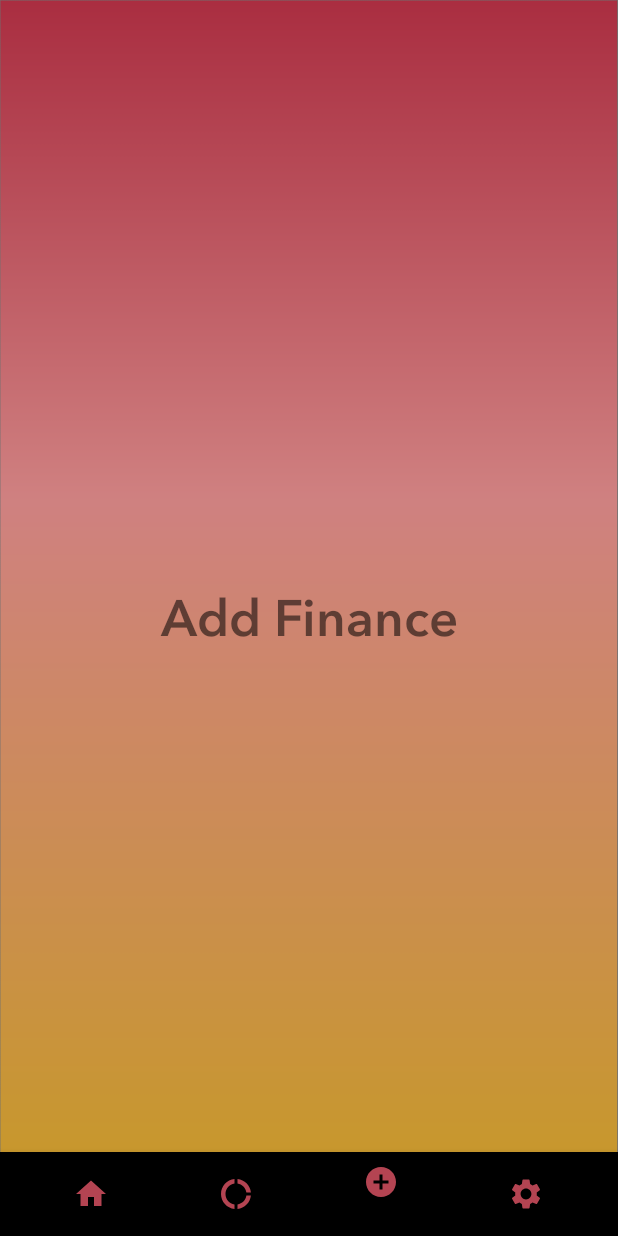
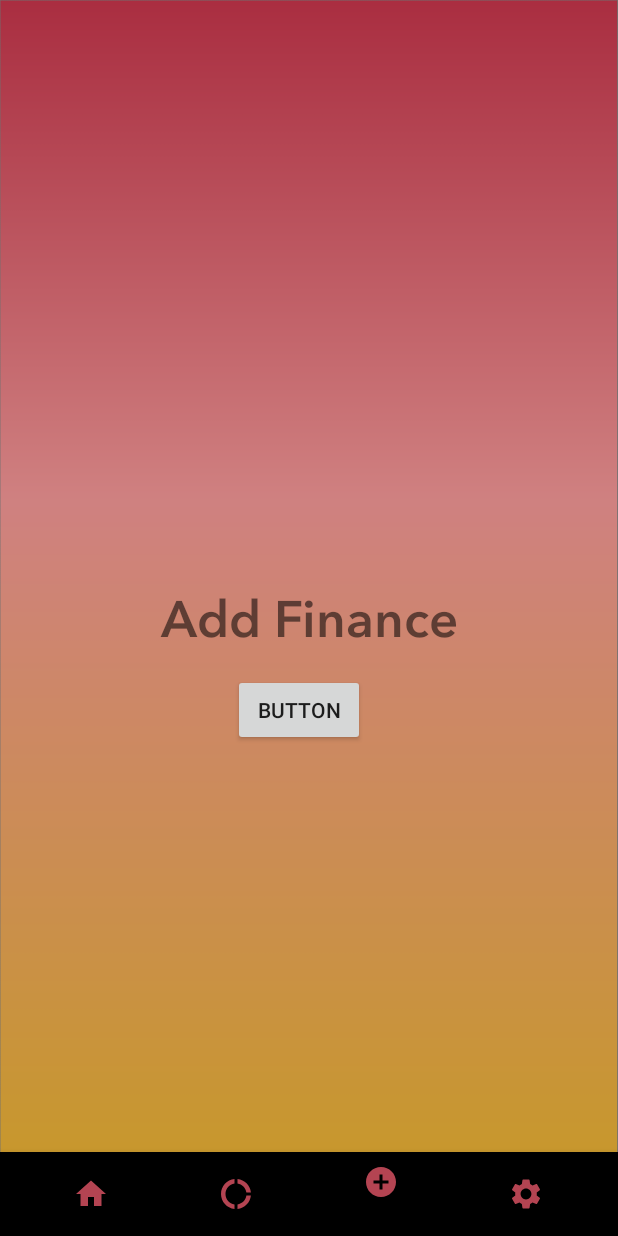
Before and after one commit to BeefxWellington/CMSC355Project, an Android app: the Add screen opened through its navigation route, on a phone screen of 412 x 824 dp. Run offline under Robolectric (Android 15) with nearby library versions, the phone set to English and light mode, and no system bars; our stand-ins replace navigation-ui.

Commit message:
added button to test functionality in fragment

```diff
--- a/app/src/main/java/com/example/my2cents/Add.java
+++ b/app/src/main/java/com/example/my2cents/Add.java
@@ -1,12 +1,13 @@
 package com.example.my2cents;
 
+import android.content.Intent;
 import android.os.Bundle;
-
-import androidx.fragment.app.Fragment;
-
 import android.view.LayoutInflater;
 import android.view.View;
 import android.view.ViewGroup;
+import android.widget.Button;
+
+import androidx.fragment.app.Fragment;
 
 /**
  * A simple {@link Fragment} subclass.
@@ -14,6 +15,8 @@ import android.view.ViewGroup;
  * create an instance of this fragment.
  */
 public class Add extends Fragment {
+
+    private Button addBtn;
 
     // TODO: Rename parameter arguments, choose names that match
     // the fragment initialization parameters, e.g. ARG_ITEM_NUMBER
@@ -59,6 +62,17 @@ public class Add extends Fragment {
     public View onCreateView(LayoutInflater inflater, ViewGroup container,
                              Bundle savedInstanceState) {
         // Inflate the layout for this fragment
-        return inflater.inflate(R.layout.fragment_add, container, false);
+        View v = inflater.inflate(R.layout.fragment_add, container, false);
+
+        addBtn = v.findViewById(R.id.addBtn);
+        addBtn.setOnClickListener(new View.OnClickListener() {
+            @Override
+            public void onClick(View v) {
+                Intent startIntent = new Intent(getActivity(), MainActivity.class);
+                startActivity(startIntent);
+            }
+        });
+
+        return v;
     }
 }
--- a/app/src/main/res/layout/fragment_add.xml
+++ b/app/src/main/res/layout/fragment_add.xml
@@ -1,19 +1,39 @@
 <?xml version="1.0" encoding="utf-8"?>
-<FrameLayout xmlns:android="http://schemas.android.com/apk/res/android"
+<androidx.constraintlayout.widget.ConstraintLayout xmlns:android="http://schemas.android.com/apk/res/android"
+    xmlns:app="http://schemas.android.com/apk/res-auto"
     xmlns:tools="http://schemas.android.com/tools"
+    android:id="@+id/frameLayout"
     android:layout_width="match_parent"
     android:layout_height="match_parent"
-    android:background="@drawable/background"
-    >
+    android:background="@drawable/background">
 
     <!-- TODO: Update blank fragment layout -->
+
     <TextView
-        android:layout_width="match_parent"
-        android:layout_height="match_parent"
+        android:id="@+id/textView"
+        android:layout_width="wrap_content"
+        android:layout_height="wrap_content"
+        android:fontFamily="@font/avenirregular"
+        android:gravity="center"
         android:text="Add Finance"
-        android:gravity="center"
         android:textSize="34dp"
-        android:fontFamily="@font/avenirregular"
-        />
+        app:layout_constraintBottom_toBottomOf="parent"
+        app:layout_constraintEnd_toEndOf="parent"
+        app:layout_constraintStart_toStartOf="parent"
+        app:layout_constraintTop_toTopOf="parent"
+        tools:ignore="MissingConstraints" />
 
-</FrameLayout>
+    <Button
+        android:id="@+id/addBtn"
+        android:layout_width="wrap_content"
+        android:layout_height="wrap_content"
+        android:layout_marginTop="296dp"
+        android:text="Button"
+        app:layout_constraintBottom_toBottomOf="parent"
+        app:layout_constraintEnd_toEndOf="parent"
+        app:layout_constraintHorizontal_bias="0.48"
+        app:layout_constraintStart_toStartOf="parent"
+        app:layout_constraintTop_toTopOf="parent"
+        app:layout_constraintVertical_bias="0.32" />
+
+</androidx.constraintlayout.widget.ConstraintLayout>
```
